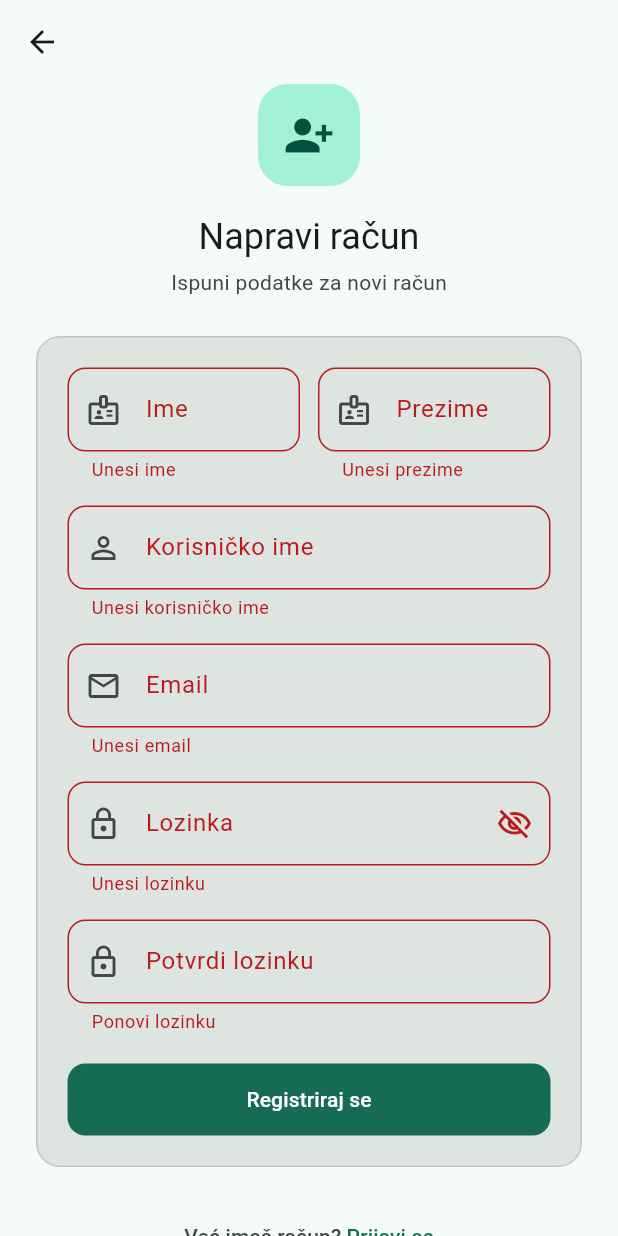
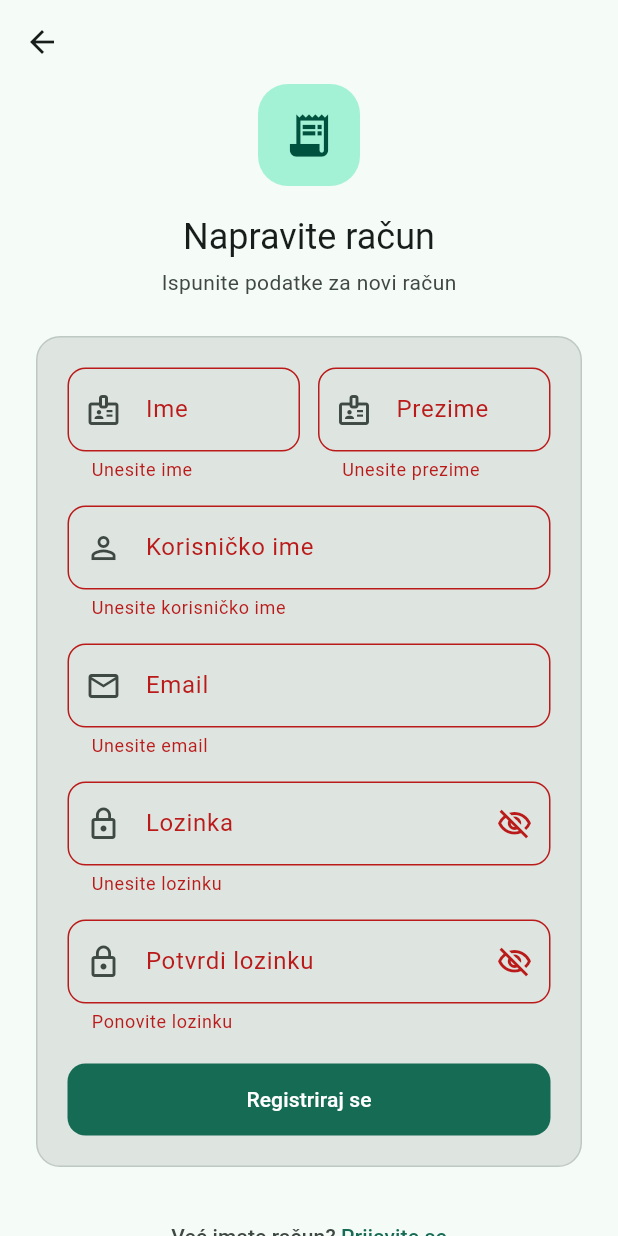
Before and after one commit to dujePavicic/zavrsnirad, a Flutter app: the RegistracijaEkran screen opened directly, after a tap on "Registriraj se", on a phone screen of 412 x 824 dp. Run offline on Flutter 3.47's test engine with Material 3 defaults, Android fonts, the phone set to English and light mode, and no system bars; our stand-ins replace flutter_secure_storage; accounts and stored records are empty; network calls fail.

Commit message:
Glavni ekran sa navigacijskom trakom i da radi navigacija izmedju ekrana. Logo widget umjesto ikona na prijavi i registraciji. uvitava se korisinik nakon prijave...

```diff
--- a/frontend/lib/api_config.dart
+++ b/frontend/lib/api_config.dart
@@ -15,4 +15,6 @@ class ApiConfig {
   static String get registracija => '$baseUrl/api/registracija/';
   static String get prijava => '$baseUrl/api/prijava/';
   static String get osvjeziToken => '$baseUrl/api/token/osvjezi/';
+  static String get ja => '$baseUrl/api/ja/';
+  static String get odjava => '$baseUrl/api/odjava/';
 }
--- /dev/null
+++ b/frontend/lib/assets/logo.dart
@@ -0,0 +1,42 @@
+import 'package:flutter/material.dart';
+
+/// Logo aplikacije — koristi se na vrhu ekrana prijave i registracije
+/// (i kasnije gdje god zatreba). Jedno mjesto za promjenu.
+///
+/// Zasad prikazuje PRIVREMENI znak. Kad pravi logo bude gotov:
+///   1. stavi datoteku u  frontend/assets/logo.png
+///   2. u pubspec.yaml pod  flutter:  dodaj:
+///        assets:
+///          - assets/logo.png
+///   3. ovdje odkomentiraj Image.asset blok i obriši privremeni Container.
+class Logo extends StatelessWidget {
+  final double velicina;
+  const Logo({super.key, this.velicina = 68});
+
+  @override
+  Widget build(BuildContext context) {
+    final shema = Theme.of(context).colorScheme;
+
+    // ---- PRAVI LOGO (odkomentirati kad datoteka postoji) ----
+    // return Image.asset(
+    //   'assets/logo.png',
+    //   width: velicina,
+    //   height: velicina,
+    // );
+
+    // ---- PRIVREMENI ZNAK (obrisati kad ubaciš pravi logo) ----
+    return Container(
+      width: velicina,
+      height: velicina,
+      decoration: BoxDecoration(
+        color: shema.primaryContainer,
+        borderRadius: BorderRadius.circular(20),
+      ),
+      child: Icon(
+        Icons.receipt_long,
+        size: velicina * 0.5,
+        color: shema.onPrimaryContainer,
+      ),
+    );
+  }
+}
--- a/frontend/lib/ekrani/prijava.dart
+++ b/frontend/lib/ekrani/prijava.dart
@@ -3,6 +3,7 @@ import 'package:provider/provider.dart';
 
 import '../providers/auth_provider.dart';
 import '../themes/default_tema.dart';
+import '../assets/logo.dart';
 import 'registracija.dart';
 
 class PrijavaEkran extends StatefulWidget {
@@ -65,19 +66,7 @@ class _PrijavaEkranState extends State<PrijavaEkran> {
                   mainAxisSize: MainAxisSize.min,
                   children: [
                     // ---- ZAGLAVLJE ----
-                    Container(
-                      width: 68,
-                      height: 68,
-                      decoration: BoxDecoration(
-                        color: shema.primaryContainer,
-                        borderRadius: BorderRadius.circular(20),
-                      ),
-                      child: Icon(
-                        Icons.account_balance_wallet,
-                        size: 34,
-                        color: shema.onPrimaryContainer,
-                      ),
-                    ),
+                    const Logo(),
                     const SizedBox(height: 18),
                     Text(
                       'Dobro došli natrag',
@@ -85,7 +74,7 @@ class _PrijavaEkranState extends State<PrijavaEkran> {
                     ),
                     const SizedBox(height: 4),
                     Text(
-                      'Prijavi se u svoj račun',
+                      'Prijavite se u svoj račun',
                       style: TextStyle(color: shema.onSurfaceVariant),
                     ),
                     const SizedBox(height: 26),
@@ -105,11 +94,11 @@ class _PrijavaEkranState extends State<PrijavaEkran> {
                             controller: _identifikatorController,
                             decoration: izgledPolja(
                               oznaka: 'Email ili korisničko ime',
-                              natuknica: 'imeprezime@mail.hr',
+                              natuknica: ' ',
                               ikona: Icons.person_outline,
                             ),
                             validator: (v) => (v == null || v.trim().isEmpty)
-                                ? 'Unesi email ili korisničko ime'
+                                ? 'Unesite email ili korisničko ime'
                                 : null,
                           ),
                           const SizedBox(height: 16),
@@ -120,7 +109,7 @@ class _PrijavaEkranState extends State<PrijavaEkran> {
                             obscureText: _lozinkaSkrivena,
                             decoration: izgledPolja(
                               oznaka: 'Lozinka',
-                              natuknica: '••••••••',
+                              natuknica: ' ',
                               ikona: Icons.lock_outline,
                               sufiks: IconButton(
                                 icon: Icon(
@@ -133,7 +122,7 @@ class _PrijavaEkranState extends State<PrijavaEkran> {
                               ),
                             ),
                             validator: (v) => (v == null || v.isEmpty)
-                                ? 'Unesi lozinku'
+                                ? 'Unesite lozinku'
                                 : null,
                           ),
                           const SizedBox(height: 20),
@@ -177,11 +166,11 @@ class _PrijavaEkranState extends State<PrijavaEkran> {
                       },
                       child: Text.rich(
                         TextSpan(
-                          text: 'Nemaš račun? ',
+                          text: 'Nemate račun? ',
                           style: TextStyle(color: shema.onSurfaceVariant),
                           children: [
                             TextSpan(
-                              text: 'Registriraj se',
+                              text: 'Registrirajte se',
                               style: TextStyle(
                                 color: shema.primary,
                                 fontWeight: FontWeight.w500,
--- a/frontend/lib/ekrani/registracija.dart
+++ b/frontend/lib/ekrani/registracija.dart
@@ -3,6 +3,7 @@ import 'package:provider/provider.dart';
 
 import '../providers/auth_provider.dart';
 import '../themes/default_tema.dart';
+import '../assets/logo.dart';
 
 class RegistracijaEkran extends StatefulWidget {
   const RegistracijaEkran({super.key});
@@ -20,6 +21,7 @@ class _RegistracijaEkranState extends State<RegistracijaEkran> {
   final _lozinkaController = TextEditingController();
   final _potvrdaController = TextEditingController();
   bool _lozinkaSkrivena = true;
+  bool _potvrdaLozinkaSkrivena = true;
 
   @override
   void dispose() {
@@ -81,27 +83,15 @@ class _RegistracijaEkranState extends State<RegistracijaEkran> {
                   mainAxisSize: MainAxisSize.min,
                   children: [
                     // ---- ZAGLAVLJE ----
-                    Container(
-                      width: 68,
-                      height: 68,
-                      decoration: BoxDecoration(
-                        color: shema.primaryContainer,
-                        borderRadius: BorderRadius.circular(20),
-                      ),
-                      child: Icon(
-                        Icons.person_add_alt_1,
-                        size: 34,
-                        color: shema.onPrimaryContainer,
-                      ),
-                    ),
+                    const Logo(),
                     const SizedBox(height: 18),
                     Text(
-                      'Napravi račun',
+                      'Napravite račun',
                       style: Theme.of(context).textTheme.headlineSmall,
                     ),
                     const SizedBox(height: 4),
                     Text(
-                      'Ispuni podatke za novi račun',
+                      'Ispunite podatke za novi račun',
                       style: TextStyle(color: shema.onSurfaceVariant),
                     ),
                     const SizedBox(height: 26),
@@ -130,7 +120,7 @@ class _RegistracijaEkranState extends State<RegistracijaEkran> {
                                   ),
                                   validator: (v) =>
                                       (v == null || v.trim().isEmpty)
-                                          ? 'Unesi ime'
+                                          ? 'Unesite ime'
                                           : null,
                                 ),
                               ),
@@ -145,7 +135,7 @@ class _RegistracijaEkranState extends State<RegistracijaEkran> {
                                   ),
                                   validator: (v) =>
                                       (v == null || v.trim().isEmpty)
-                                          ? 'Unesi prezime'
+                                          ? 'Unesite prezime'
                                           : null,
                                 ),
                               ),
@@ -158,11 +148,11 @@ class _RegistracijaEkranState extends State<RegistracijaEkran> {
                             controller: _korisnickoImeController,
                             decoration: izgledPolja(
                               oznaka: 'Korisničko ime',
-                              natuknica: 'ime',
+                              natuknica: 'korisnickoime123',
                               ikona: Icons.person_outline,
                             ),
                             validator: (v) => (v == null || v.trim().isEmpty)
-                                ? 'Unesi korisničko ime'
+                                ? 'Unesite korisničko ime'
                                 : null,
                           ),
                           const SizedBox(height: 16),
@@ -178,7 +168,7 @@ class _RegistracijaEkranState extends State<RegistracijaEkran> {
                             ),
                             validator: (v) {
                               final tekst = (v ?? '').trim();
-                              if (tekst.isEmpty) return 'Unesi email';
+                              if (tekst.isEmpty) return 'Unesite email';
                               final uzorak = RegExp(
                                   r'^[^@\s]+@[^@\s]+\.[^@\s]+$');
                               if (!uzorak.hasMatch(tekst)) {
@@ -195,7 +185,7 @@ class _RegistracijaEkranState extends State<RegistracijaEkran> {
                             obscureText: _lozinkaSkrivena,
                             decoration: izgledPolja(
                               oznaka: 'Lozinka',
-                              natuknica: '••••••••',
+                              natuknica: 'lozinka123',
                               ikona: Icons.lock_outline,
                               sufiks: IconButton(
                                 icon: Icon(
@@ -209,7 +199,7 @@ class _RegistracijaEkranState extends State<RegistracijaEkran> {
                             ),
                             validator: (v) {
                               if (v == null || v.isEmpty) {
-                                return 'Unesi lozinku';
+                                return 'Unesite lozinku';
                               }
                               if (v.length < 8) {
                                 return 'Lozinka mora imati barem 8 znakova';
@@ -222,15 +212,24 @@ class _RegistracijaEkranState extends State<RegistracijaEkran> {
                           // Potvrda lozinke (mora se poklapati):
                           TextFormField(
                             controller: _potvrdaController,
-                            obscureText: _lozinkaSkrivena,
+                            obscureText: _potvrdaLozinkaSkrivena,
                             decoration: izgledPolja(
                               oznaka: 'Potvrdi lozinku',
-                              natuknica: '••••••••',
+                              natuknica: 'lozinka123',
                               ikona: Icons.lock_outline,
+                              sufiks: IconButton(
+                                icon: Icon(
+                                  _potvrdaLozinkaSkrivena
+                                      ? Icons.visibility_off_outlined
+                                      : Icons.visibility_outlined,
+                                ),
+                                onPressed: () => setState(
+                                    () => _potvrdaLozinkaSkrivena = !_potvrdaLozinkaSkrivena),
+                              ),
                             ),
                             validator: (v) {
                               if (v == null || v.isEmpty) {
-                                return 'Ponovi lozinku';
+                                return 'Ponovite lozinku';
                               }
                               if (v != _lozinkaController.text) {
                                 return 'Lozinke se ne poklapaju';
@@ -274,11 +273,11 @@ class _RegistracijaEkranState extends State<RegistracijaEkran> {
                       onPressed: () => Navigator.pop(context),
                       child: Text.rich(
                         TextSpan(
-                          text: 'Već imaš račun? ',
+                          text: 'Već imate račun? ',
                           style: TextStyle(color: shema.onSurfaceVariant),
                           children: [
                             TextSpan(
-                              text: 'Prijavi se',
+                              text: 'Prijavite se',
                               style: TextStyle(
                                 color: shema.primary,
                                 fontWeight: FontWeight.w500,
--- a/frontend/lib/providers/auth_provider.dart
+++ b/frontend/lib/providers/auth_provider.dart
@@ -29,7 +29,6 @@ class AuthPruzatelj extends ChangeNotifier {
     notifyListeners();
   }
 
-  /// Prijava korisnika (identifikator = email ili korisničko ime).
   Future<bool> prijava({
     required String identifikator,
     required String lozinka,
@@ -37,6 +36,10 @@ class AuthPruzatelj extends ChangeNotifier {
     _postaviUcitavanje();
     try {
       await _servis.prijavi(identifikator: identifikator, lozinka: lozinka);
+      // Dohvati podatke korisnika za kasnije ekrane (nije kritično za prijavu).
+      try {
+        _korisnik = await _servis.dohvatiJa();
+      } catch (_) {}
       _status = AuthStatus.prijavljen;
       _greska = null;
       notifyListeners();
```
Also changed, not shown: frontend/lib/ekrani/glavni_ekran.dart (added, +125 -0 lines), frontend/lib/main.dart (+2 -27 lines), frontend/lib/servisi/auth_servis.dart (+52 -3 lines).
